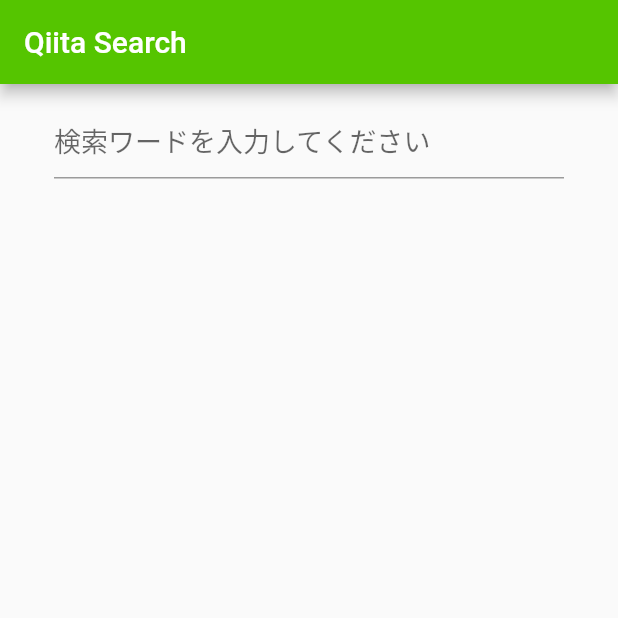
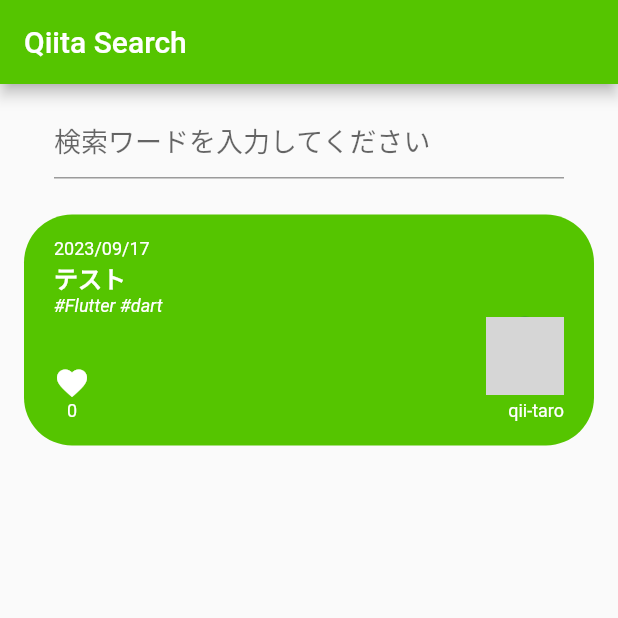
Before and after one commit to sho621bake/qiita_search_app, a Flutter app: the screen it shows after launch, on a phone screen of 412 x 824 dp, the top half of it. Run offline on Flutter 3.47's test engine with Material 2 defaults, Android fonts, the phone set to English and light mode, and no system bars; our stand-ins replace flutter_dotenv; network calls fail; grey boxes are pictures that could not be loaded.

Commit message:
[add]検索結果一覧作成

```diff
--- a/lib/screens/search_screen.dart
+++ b/lib/screens/search_screen.dart
@@ -3,6 +3,8 @@ import 'dart:convert';
 import 'package:http/http.dart' as http; // httpという変数を通して、httpパッケージにアクセス
 import 'package:flutter_dotenv/flutter_dotenv.dart';
 import 'package:qiita_search_app/models/article.dart';
+import 'package:qiita_search_app/widgets/article_container.dart';
+import 'package:qiita_search_app/models/user.dart';
 
 class SearchScreen extends StatefulWidget {
   const SearchScreen({super.key});
@@ -40,6 +42,18 @@ class _SearchScreenState extends State<SearchScreen> {
                   setState(() =>articles = results);
                 },
               ),
+            ),
+            ArticleContainer(
+              article: Article(
+                title: 'テスト',
+                user: User(
+                  id: 'qii-taro',
+                  profileImageUrl: 'https://firebasestorage.googleapis.com/v0/b/gs-expansion-test.appspot.com/o/unknown_person.png?alt=media',
+                ),
+                createdAt: DateTime.now(),
+                tags: ['Flutter', 'dart'],
+                url: 'https://example.com',
+              ),
             )
           //検索結果一覧
         ]
--- /dev/null
+++ b/lib/widgets/article_container.dart
@@ -0,0 +1,108 @@
+import 'package:flutter/material.dart';
+import 'package:intl/intl.dart';
+import 'package:qiita_search_app/models/article.dart';
+
+class ArticleContainer extends StatelessWidget {
+  const ArticleContainer({
+    super.key,
+    required this.article,
+  });
+
+  final Article article;
+
+  @override
+  Widget build(BuildContext context) {
+    return Padding(
+      padding: const EdgeInsets.symmetric(
+        vertical: 12,
+        horizontal: 16,
+      ),
+      child: Container(
+        padding: const EdgeInsets.symmetric(
+          // 内側の余白を指定
+          horizontal: 20,
+          vertical: 16,
+        ),
+        decoration: const BoxDecoration(
+          color: Color(0xFF55C500), // 背景色を指定
+          borderRadius: BorderRadius.all(
+            Radius.circular(32), // 角丸を設定
+          ),
+        ),
+        child: Column(
+          crossAxisAlignment: CrossAxisAlignment.start,
+          children: [
+            // 投稿日
+            Text(
+              DateFormat('yyyy/MM/dd').format(article.createdAt),
+              style: const TextStyle(
+                color: Colors.white,
+                fontSize: 12,
+              ),
+            ),
+            // タイトル
+            Text(
+              article.title,
+              maxLines: 2,
+              overflow: TextOverflow.ellipsis,
+              style: const TextStyle(
+                fontSize: 16,
+                fontWeight: FontWeight.bold,
+                color: Colors.white,
+              ),
+            ),
+            // タグ
+            Text(
+              '#${article.tags.join(' #')}',
+              style: const TextStyle(
+                fontSize: 12,
+                color: Colors.white,
+                fontStyle: FontStyle.italic,
+              ),
+            ),
+            Row(
+              crossAxisAlignment: CrossAxisAlignment.end,
+              mainAxisAlignment: MainAxisAlignment.spaceBetween,
+              children: [
+                // ハートアイコンといいね数
+                Column(
+                  children: [
+                    const Icon(
+                      Icons.favorite,
+                      color: Colors.white,
+                    ),
+                    Text(
+                      article.likeCount.toString(),
+                      style: const TextStyle(
+                        fontSize: 12,
+                        color: Colors.white,
+                      ),
+                    ),
+                  ],
+                ),
+                // 投稿者のアイコンと投稿者名
+                Column(
+                  crossAxisAlignment: CrossAxisAlignment.end,
+                  children: [
+                    CircleAvatar(
+                      radius: 26,
+                      backgroundImage: NetworkImage(article.user.profileImageUrl),
+                    ),
+                    const SizedBox(height: 4),
+                    Text(
+                      article.user.id,
+                      style: const TextStyle(
+                        fontSize: 12,
+                        color: Colors.white,
+                      ),
+                    ),
+                  ],
+                ),
+              ],
+            ),
+          ],
+        ),
+      ),
+    );
+  }
+}
--- a/pubspec.yaml
+++ b/pubspec.yaml
@@ -11,6 +11,7 @@ dependencies:
     sdk: flutter
   flutter_dotenv: ^5.1.0
   http: ^1.1.0
+  intl: ^0.18.1
 
 dev_dependencies:
   flutter_test:
```
Also changed, not shown: pubspec.lock.
